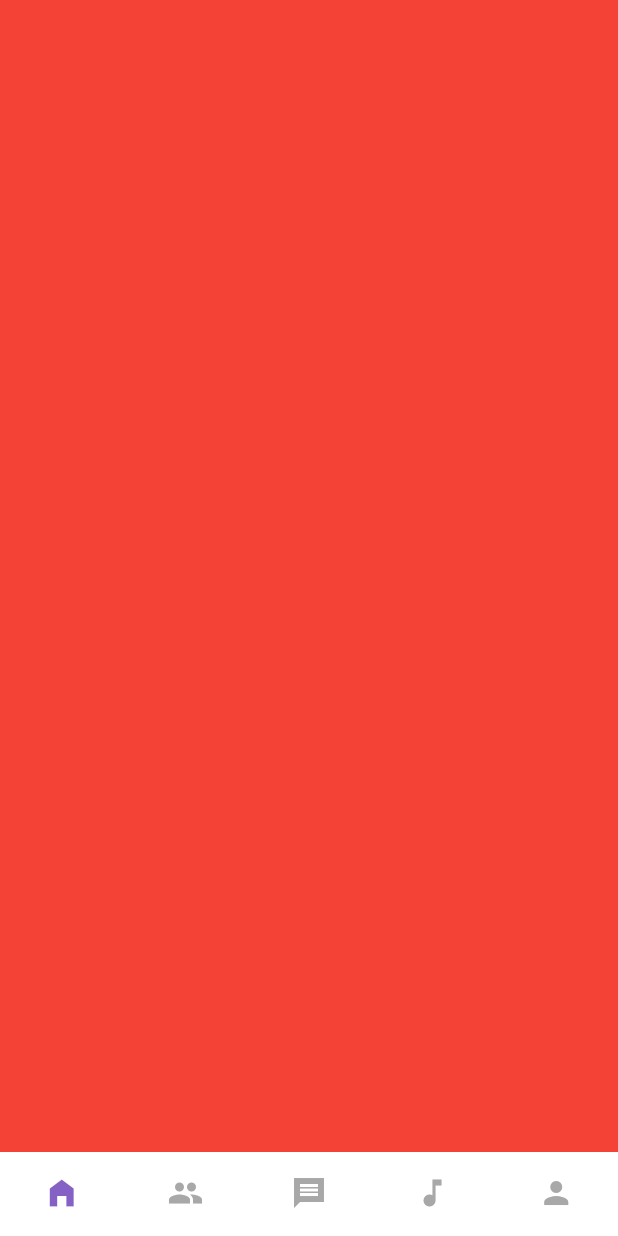
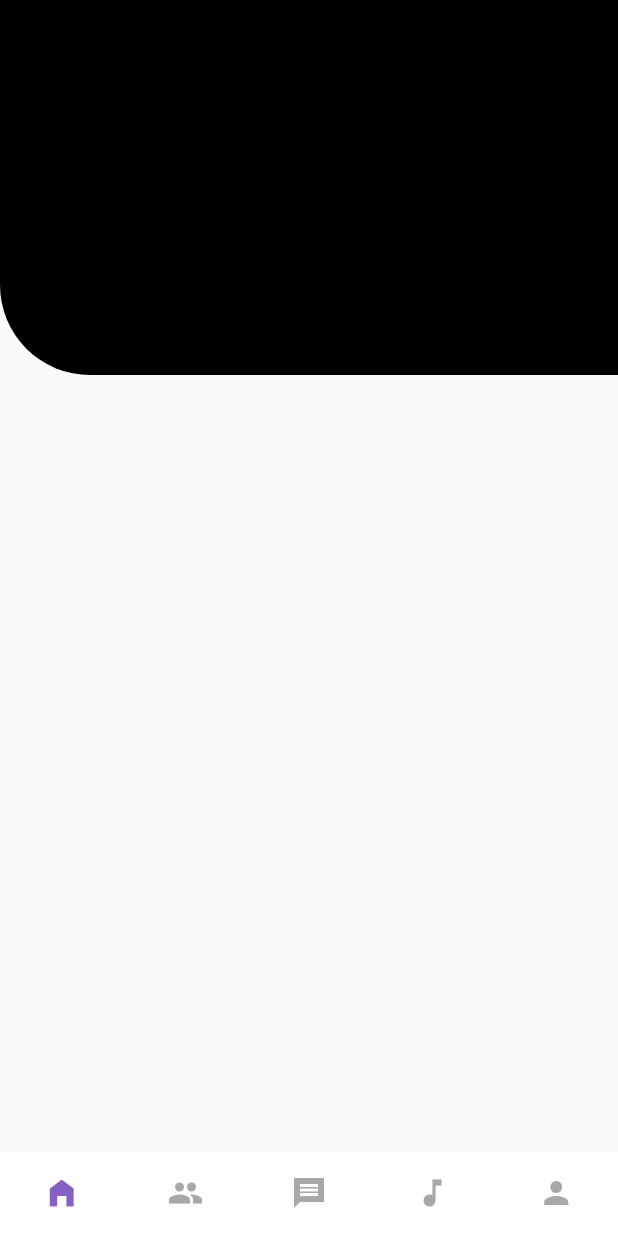
Before and after one commit to jaymesC/safeplace-social-app, a Flutter app: the screen it shows after launch, on a phone screen of 412 x 824 dp. Run offline on Flutter 3.47's test engine with Material 2 defaults, Android fonts, the phone set to English and light mode, and no system bars; our stand-ins replace flutter_spinkit.

Commit message:
updated homepage widget

```diff
--- a/lib/pages/home_page.dart
+++ b/lib/pages/home_page.dart
@@ -5,9 +5,24 @@ class HomePage extends StatelessWidget {
 
   @override
   Widget build(BuildContext context) {
+    double h = MediaQuery.of(context).size.height;
+    double w = MediaQuery.of(context).size.width;
+
     return Scaffold(
         body: Container(
-      decoration: BoxDecoration(color: Colors.red),
+      height: h,
+      child: Stack(
+        children: [_headSection()],
+      ),
     ));
   }
+
+  _headSection() {
+    return Container(
+      height: 250,
+      decoration: BoxDecoration(
+          color: Colors.black,
+          borderRadius: BorderRadius.only(bottomLeft: Radius.circular(60))),
+    );
+  }
 }
```
